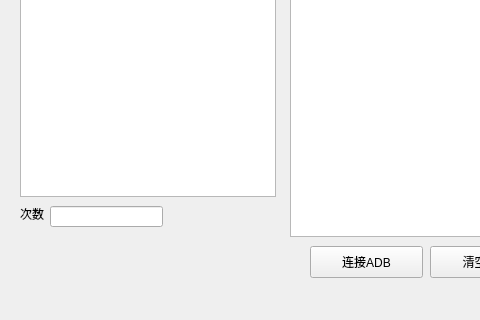
Before: the Qt Designer form main.ui in lisai9093/YYS, drawn with Qt 5; both pictures show x 0 to 480 and y 134 to 454 of the 692 by 454 pixel window.
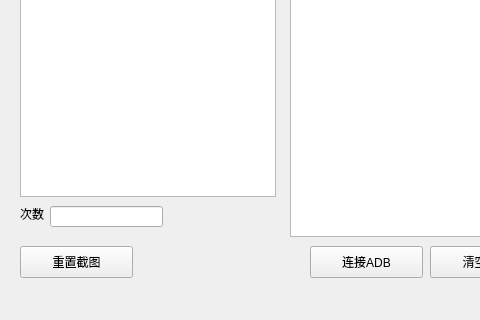
After: the same form once the commit is applied.

Commit message: 重新加载截图功能

Patch:
```diff
--- a/main.ui
+++ b/main.ui
@@ -109,6 +109,19 @@
      <string>清空日志</string>
     </property>
    </widget>
+   <widget class="QPushButton" name="pushButton_reset">
+    <property name="geometry">
+     <rect>
+      <x>20</x>
+      <y>380</y>
+      <width>113</width>
+      <height>32</height>
+     </rect>
+    </property>
+    <property name="text">
+     <string>重置截图</string>
+    </property>
+   </widget>
   </widget>
   <widget class="QMenuBar" name="menubar">
    <property name="geometry">
```
Left out of the diff: 2 changed lines with no effect on the pictures. The commit also changes 4 other files.
